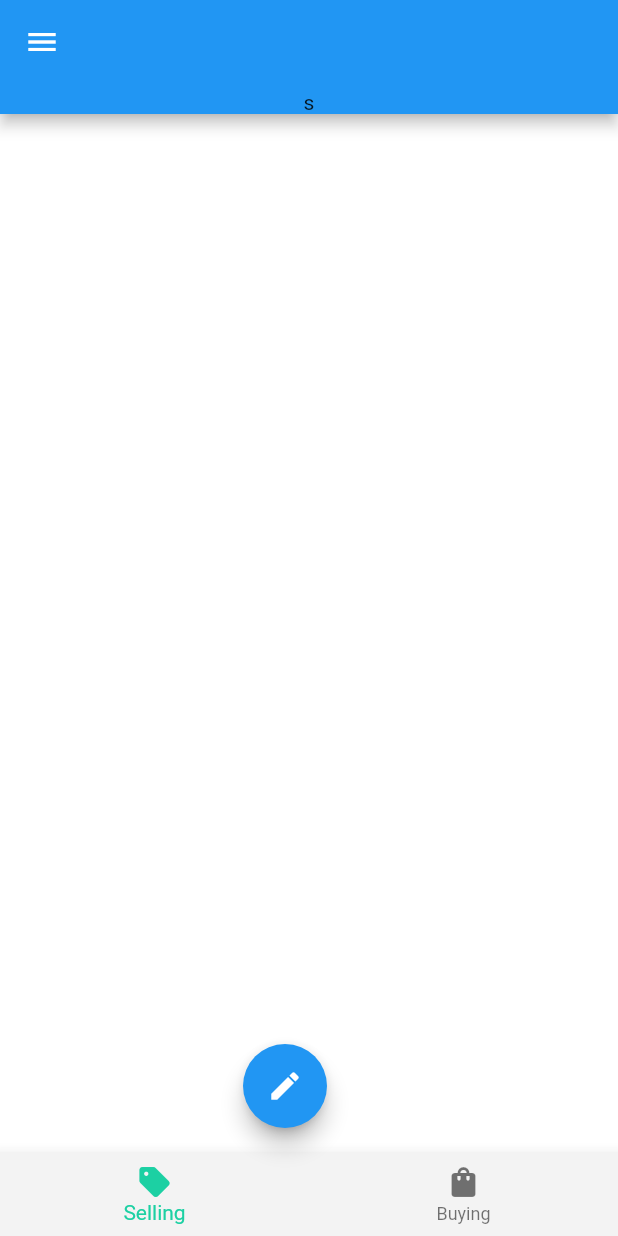
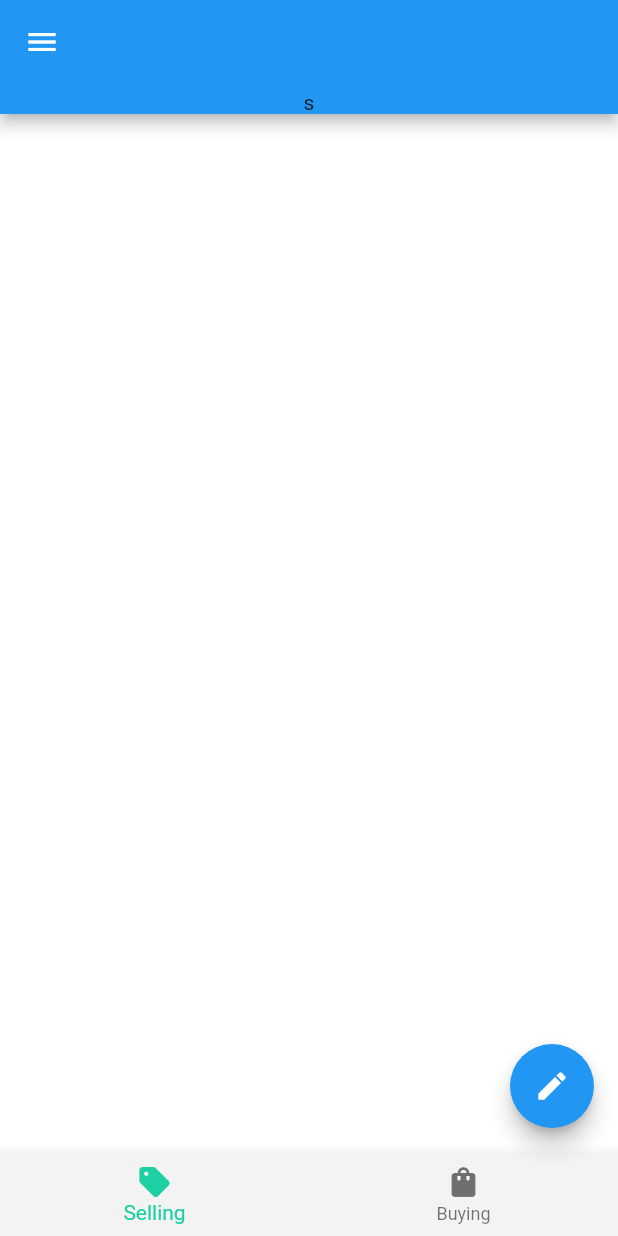
Before and after one commit to Holdems/lebanon-usdt, a Flutter app: the screen it shows after launch, on a phone screen of 412 x 824 dp. Run offline on Flutter 3.47's test engine with Material 2 defaults, Android fonts, the light colour scheme and no system bars; our stand-ins replace flutter_spinkit.

Commit message:
created custom widget expandable_fab.dart

```diff
--- a/lib/components/expandable_fab.dart
+++ b/lib/components/expandable_fab.dart
@@ -60,7 +60,7 @@ class _ExpandableFabState extends State<ExpandableFab>
   Widget build(BuildContext context) {
     return SizedBox.expand(
       child: Stack(
-        alignment: Alignment.bottomCenter,
+        alignment: Alignment.bottomRight,
         clipBehavior: Clip.none,
         children: [
           _buildTapToCloseFab(),
```
